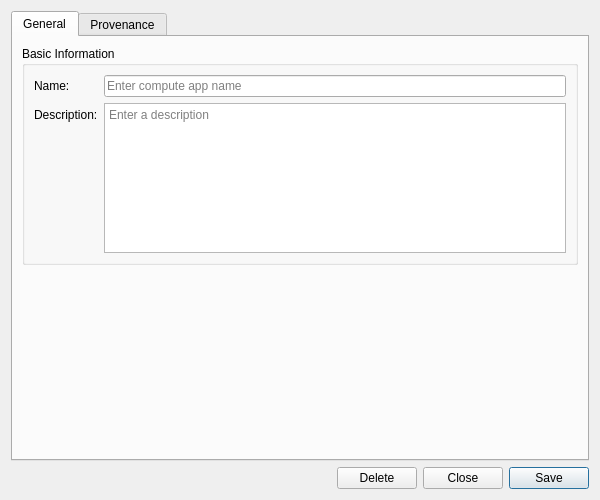
Before: the Qt Designer form projects/ores.qt/compute/ui/AppDetailDialog.ui in OreStudio/OreStudio, drawn with Qt 5.
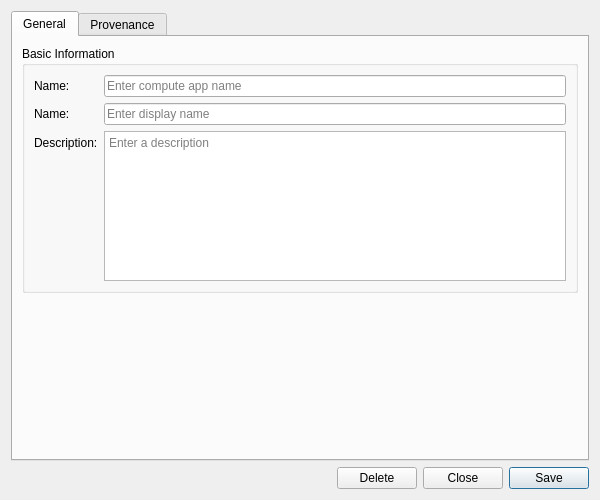
After: the same form once the commit is applied. Custom widgets are drawn as their Qt base class.

What changed in the file:
```diff
--- a/projects/ores.qt/compute/ui/AppDetailDialog.ui
+++ b/projects/ores.qt/compute/ui/AppDetailDialog.ui
@@ -46,20 +46,34 @@
            </widget>
           </item>
           <item row="0" column="1">
-           <widget class="QLineEdit" name="nameEdit">
+           <widget class="QLineEdit" name="codeEdit">
             <property name="placeholderText">
              <string>Enter compute app name</string>
             </property>
            </widget>
           </item>
           <item row="1" column="0">
+           <widget class="QLabel" name="labelName">
+            <property name="text">
+             <string>Name:</string>
+            </property>
+           </widget>
+          </item>
+          <item row="1" column="1">
+           <widget class="QLineEdit" name="nameEdit">
+            <property name="placeholderText">
+             <string>Enter display name</string>
+            </property>
+           </widget>
+          </item>
+          <item row="2" column="0">
            <widget class="QLabel" name="labelDescription">
             <property name="text">
              <string>Description:</string>
             </property>
            </widget>
           </item>
-          <item row="1" column="1">
+          <item row="2" column="1">
            <widget class="QPlainTextEdit" name="descriptionEdit">
             <property name="minimumSize">
              <size>
```
Left out of the diff: 3 changed lines with no effect on the pictures.
